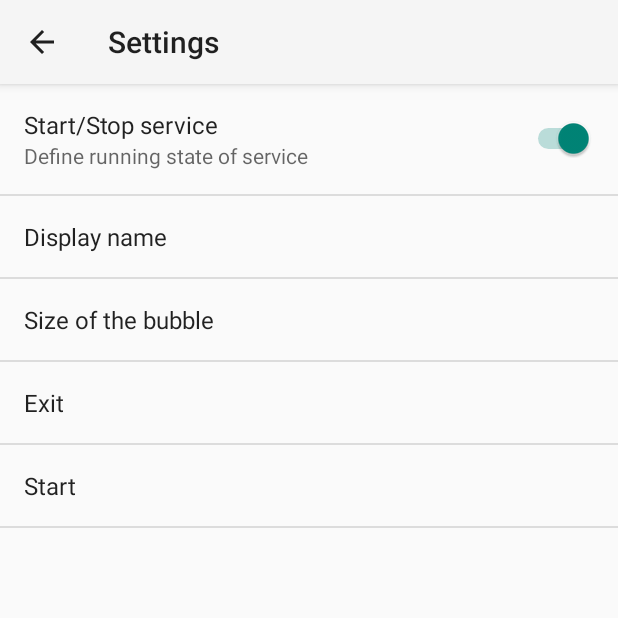
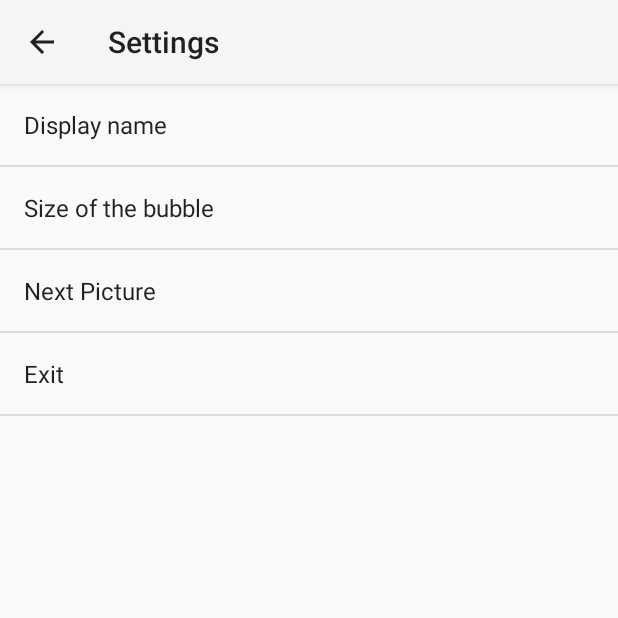
Before and after one commit to JollyJumper88/PricessLea, an Android app: the MyPreferenceActivity screen opened directly, with no data from a screen before it, on a phone screen of 412 x 824 dp, the top half of it. Run offline under Robolectric (Android 15) with nearby library versions, the phone set to English and light mode, and no system bars.

Commit message:
continue resize of image
preference activity

```diff
--- a/app/src/main/java/at/android/princesslea/MyPreferenceActivity.java
+++ b/app/src/main/java/at/android/princesslea/MyPreferenceActivity.java
@@ -40,77 +40,23 @@ public class MyPreferenceActivity extends PreferenceActivity {
     MyPreferenceFragment mpf;
 
     @Override
-    protected void onCreate(final Bundle savedInstanceState)
-    {
+    protected void onCreate(final Bundle savedInstanceState) {
         super.onCreate(savedInstanceState);
+
         mpf = new MyPreferenceFragment();
         getFragmentManager().beginTransaction().replace(android.R.id.content, mpf).commit();
     }
 
 
-
 /*
-    public static class MyPreferenceFragment extends PreferenceFragment
-    {
-        @Override
-        public void onCreate(final Bundle savedInstanceState)
-        {
-            super.onCreate(savedInstanceState);
-            addPreferencesFromResource(R.xml.pref_general);
-
-            // bindPreferenceSummaryToValue(findPreference("service_switch"));
-
-            findPreference("service_switch").setOnPreferenceChangeListener(listener);
-            findPreference("name").setOnPreferenceChangeListener(listener);
 
 
-            findPreference("exit").setOnPreferenceClickListener(clickListener);
-
-            findPreference("start").setOnPreferenceClickListener(clickListener);
-
-        }
-    }
-
-    public static Preference.OnPreferenceClickListener clickListener = new Preference.OnPreferenceClickListener() {
-        @Override
-        public boolean onPreferenceClick(Preference preference) {
-            switch (preference.getKey()) {
-                case "service_switch":
-                    break;
-                case "exit":
-                    Log.d(TAG, "aaaaaaaaaaaaaa");
-                    sendBroadcast(new Intent("abc"));
-                    //
-                    break;
-                case "start":
-                    break;
-            }
-            return false;
-        }
-
-
-    };
 
 
     public static Preference.OnPreferenceChangeListener listener = new Preference.OnPreferenceChangeListener() {
         @Override
         public boolean onPreferenceChange(Preference preference, Object value) {
             String stringValue = value.toString();
-            Log.d(TAG, "onPreferenceChange: " + preference.getKey());
-//            if (preference.getKey().equalsIgnoreCase("service_switch")) {
-//
-//            }
-            switch (preference.getKey()) {
-                case "service_switch":
-                    break;
-                case "exit":
-                    Log.d(TAG, "aaaaaaaaaaaaaa");
-                    break;
-                case "start":
-                    break;
-            }
-
-
 //            if (preference instanceof ListPreference) {
 //                // For list preferences, look up the correct display value in
 //                // the preference's 'entries' list.
@@ -154,6 +100,7 @@ public class MyPreferenceActivity extends PreferenceActivity {
         }
     };
 */
+
     /**
      * Helper method to determine if the device has an extra-large screen. For
      * example, 10" tablets are extra-large.
@@ -183,8 +130,6 @@ public class MyPreferenceActivity extends PreferenceActivity {
 ////                        .getDefaultSharedPreferences(preference.getContext())
 ////                        .getString(preference.getKey(), ""));
 //    }
-
-
     @Override
     public boolean onMenuItemSelected(int featureId, MenuItem item) {
         int id = item.getItemId();
--- a/app/src/main/java/at/android/princesslea/MyPreferenceFragment.java
+++ b/app/src/main/java/at/android/princesslea/MyPreferenceFragment.java
@@ -2,50 +2,116 @@ package at.android.princesslea;
 
 import android.content.Intent;
 import android.os.Bundle;
+import android.preference.ListPreference;
 import android.preference.Preference;
 import android.preference.PreferenceFragment;
+import android.preference.PreferenceManager;
 import android.util.Log;
 
 
 public class MyPreferenceFragment extends PreferenceFragment {
-    String TAG = "mpf";
+    String TAG = "MyPreferenceFragment";
+
     @Override
     public void onCreate(Bundle savedInstanceState) {
         super.onCreate(savedInstanceState);
-
 
         addPreferencesFromResource(R.xml.pref_general);
 
         // bindPreferenceSummaryToValue(findPreference("service_switch"));
 
-//        findPreference("service_switch").setOnPreferenceChangeListener(listener);
+        //findPreference("service_switch").setOnPreferenceChangeListener(listener);
 //        findPreference("name").setOnPreferenceChangeListener(listener);
-//
-//
+        findPreference("size_list").setOnPreferenceChangeListener(listener);
         findPreference("exit").setOnPreferenceClickListener(clickListener);
-//
-        findPreference("start").setOnPreferenceClickListener(clickListener);
+
+        findPreference("nextpicture").setOnPreferenceClickListener(clickListener);
+
+        PreferenceManager.setDefaultValues(getContext(), R.xml.pref_general, false);
 
 
     }
+
+    @Override
+    public void onResume() {
+        super.onResume();
+
+        // Set Summary on opening
+        ListPreference listPreference = (ListPreference) findPreference("size_list");
+        int index = listPreference.findIndexOfValue(listPreference.getValue());
+        listPreference.setSummary(
+                index >= 0
+                        ? listPreference.getEntries()[index]
+                        : null);
+    }
+
+
+    Preference.OnPreferenceChangeListener listener = new Preference.OnPreferenceChangeListener() {
+        // SAMPLE CODE: https://stackoverflow.com/questions/6148952/how-to-get-selected-text-and-value-android-listpreference
+        @Override
+        public boolean onPreferenceChange(Preference preference, Object value) {
+            String stringValue = value.toString();
+            Intent i;
+
+            switch (preference.getKey()) {
+
+                case "service_switch":
+//                    if (Boolean.parseBoolean(stringValue)) {
+//                        Intent intent = new Intent(getContext(), FloatingFaceBubbleService.class);
+//                        getActivity().startService(intent);
+//                    }
+//                    else {
+//                        i = new Intent("pref_broadcast");
+//                        i.putExtra("service_switch", false);
+//                        getContext().sendBroadcast(i);
+//                    }
+                    break;
+                case "size_list":
+                    i = new Intent("pref_broadcast");
+                    i.putExtra("scale", Integer.parseInt(stringValue));
+                    getContext().sendBroadcast(i);
+                    break;
+                default:
+                    Log.d(TAG, "onPreferenceChange: received event but was not handled.");
+                    break;
+            }
+
+
+            // Set the summary to reflect the new value.
+            if (preference instanceof ListPreference) {
+                ListPreference listPreference = (ListPreference) preference;
+                int index = listPreference.findIndexOfValue(stringValue);
+                preference.setSummary(
+                        index >= 0
+                                ? listPreference.getEntries()[index]
+                                : null);
+            }
+
+            // return True to update the state of the Preference with the new value.
+            return true;
+        }
+    };
 
     Preference.OnPreferenceClickListener clickListener = new Preference.OnPreferenceClickListener() {
         @Override
         public boolean onPreferenceClick(Preference preference) {
             Intent i;
             switch (preference.getKey()) {
-                case "service_switch":
-                    break;
                 case "exit":
-                    Log.d(TAG, "aaaaaaaaaaaaaa");
                     i = new Intent("pref_broadcast");
                     i.putExtra("action", "exit");
                     getContext().sendBroadcast(i);
+
+                    getActivity().finish();
+
                     break;
-                case "start":
+                case "nextpicture":
                     i = new Intent("pref_broadcast");
-                    i.putExtra("action", "size1.5");
+                    i.putExtra("action", "nextpicture");
                     getContext().sendBroadcast(i);
+                    break;
+                default:
+                    Log.d(TAG, "onPreferenceClick: received event but was not handled.");
                     break;
             }
             return false;
--- a/app/src/main/res/values/strings.xml
+++ b/app/src/main/res/values/strings.xml
@@ -4,13 +4,11 @@
     <string name="hello_world">Hello world!</string>
     <string name="action_settings">Settings</string>
     <string name="title_activity_settings">Settings</string>
+
+    <string name="pref_next">Next Picture</string>
     <string name="pref_exit">Exit</string>
 
-    <!-- Strings related to Settings -->
-
-    <!-- Example General settings -->
     <string name="pref_header_general">General</string>
-
     <string name="pref_service_title">Start/Stop service</string>
     <string name="pref_service">Define running state of service</string>
 
@@ -19,15 +17,24 @@
 
     <string name="pref_size">Size of the bubble</string>
     <string-array name="pref_size_titles">
+        <item>X-Small</item>
         <item>Small</item>
         <item>Medium</item>
         <item>Large</item>
+        <item>X-Large</item>
     </string-array>
     <string-array name="pref_size_values">
-        <item>1</item>
-        <item>1.5</item>
-        <item>2</item>
+        <item>10</item>
+        <item>12</item>
+        <item>14</item>
+        <item>16</item>
+        <item>18</item>
     </string-array>
+
+
+
+
+
 
     <!-- Example settings for Data & Sync -->
     <string name="pref_header_data_sync">Data &amp; sync</string>
@@ -63,18 +70,12 @@
     </string-array>
 
     <string-array name="multi_select_list_preference_default_value" />
-
     <string name="pref_title_system_sync_settings">System sync settings</string>
 
     <!-- Example settings for Notifications -->
     <string name="pref_header_notifications">Notifications</string>
-
     <string name="pref_title_new_message_notifications">New message notifications</string>
-
     <string name="pref_title_ringtone">Ringtone</string>
     <string name="pref_ringtone_silent">Silent</string>
-
     <string name="pref_title_vibrate">Vibrate</string>
-    <string name="pref_start">Start</string>
-
 </resources>
--- a/app/src/main/res/xml/pref_general.xml
+++ b/app/src/main/res/xml/pref_general.xml
@@ -1,13 +1,13 @@
 <PreferenceScreen xmlns:android="http://schemas.android.com/apk/res/android">
+    <!--
+        <SwitchPreference
+            android:defaultValue="true"
+            android:enabled="false"
+            android:key="service_switch"
+            android:summary="@string/pref_service"
+            android:title="@string/pref_service_title" />
+            -->
 
-    <SwitchPreference
-        android:defaultValue="true"
-        android:key="service_switch"
-        android:summary="@string/pref_service"
-        android:title="@string/pref_service_title" />
-
-    <!-- NOTE: EditTextPreference accepts EditText attributes. -->
-    <!-- NOTE: EditTextPreference's summary should be set to its value by the activity code. -->
     <EditTextPreference
         android:capitalize="words"
         android:defaultValue="@string/pref_default_display_name"
@@ -18,9 +18,6 @@
         android:singleLine="true"
         android:title="@string/pref_title_display_name" />
 
-    <!-- NOTE: Hide buttons to simplify the UI. Users can touch outside the dialog to
-         dismiss it. -->
-    <!-- NOTE: ListPreference's summary should be set to its value by the activity code. -->
     <ListPreference
         android:defaultValue="1"
         android:entries="@array/pref_size_titles"
@@ -30,11 +27,13 @@
         android:positiveButtonText="@null"
         android:title="@string/pref_size" />
 
+    <Preference
+        android:key="nextpicture"
+        android:title="@string/pref_next"></Preference>
 
-    <Preference android:title="@string/pref_exit" android:key="exit">
-    </Preference>
+    <Preference
+        android:key="exit"
+        android:title="@string/pref_exit"></Preference>
 
-    <Preference android:title="@string/pref_start" android:key="start">
-    </Preference>
 
 </PreferenceScreen>
```
Also changed, not shown: app/src/main/java/at/android/princesslea/FloatingFaceBubbleService.java (+30 -30 lines), app/src/main/java/at/android/princesslea/MyImageView.java (+18 -33 lines).
